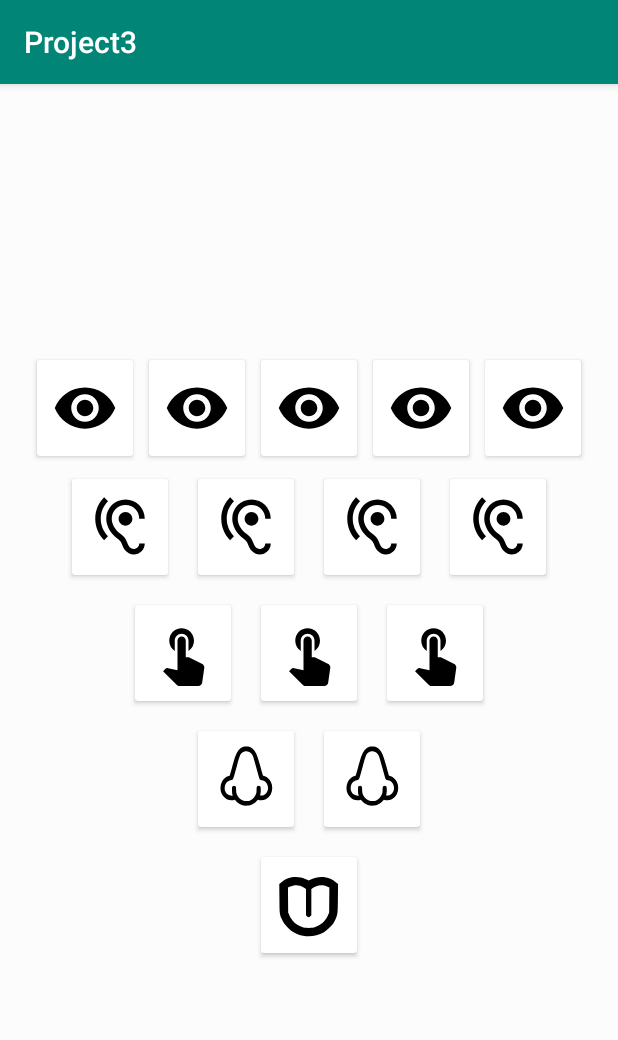
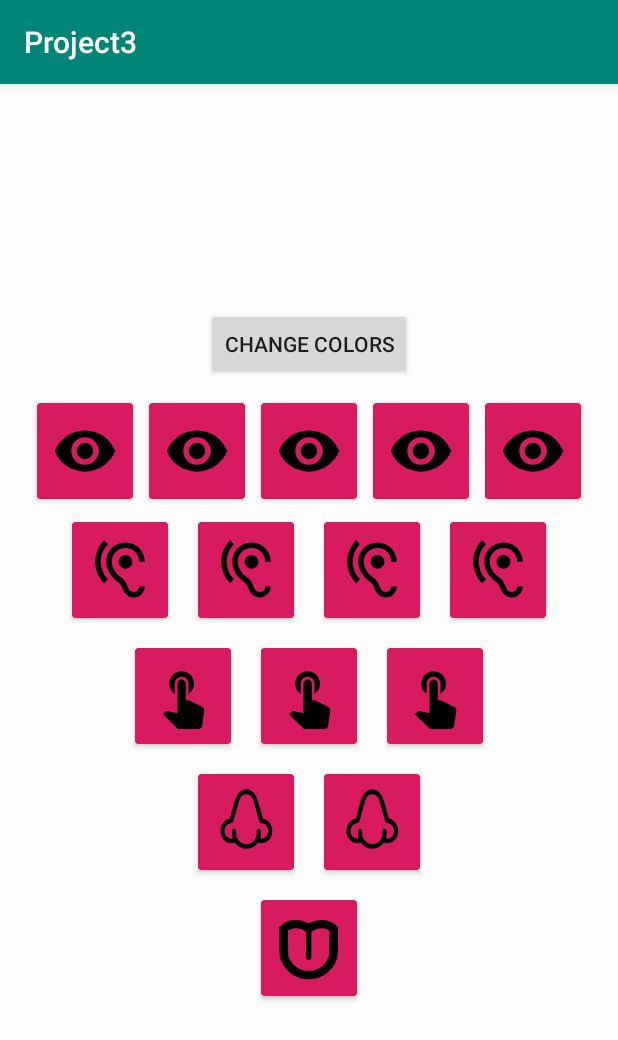
Before and after one commit to EasyInterest/spring19RedoneProject3, an Android app: the screen it shows after launch (MainActivity), on a phone screen of 412 x 824 dp. Shown: the top 1040 px of the screen. Run offline under Robolectric (Android 15) with nearby library versions, the phone set to English and light mode, and no system bars.

Commit message:
color selector is added, it selects color in same activity but does not update colors in mainactivity

```diff
--- a/app/build.gradle
+++ b/app/build.gradle
@@ -23,6 +23,7 @@ dependencies {
     implementation 'com.android.support:appcompat-v7:28.0.0'
     implementation 'com.android.support.constraint:constraint-layout:1.1.3'
     implementation 'com.android.support:cardview-v7:28.0.0'
+    implementation 'com.github.yukuku:ambilwarna:2.0.1'
     testImplementation 'junit:junit:4.12'
     androidTestImplementation 'com.android.support.test:runner:1.0.2'
     androidTestImplementation 'com.android.support.test.espresso:espresso-core:3.0.2'
--- a/app/src/main/AndroidManifest.xml
+++ b/app/src/main/AndroidManifest.xml
@@ -16,6 +16,11 @@
                 <category android:name="android.intent.category.LAUNCHER" />
             </intent-filter>
         </activity>
+        <activity
+            android:name=".ChangeColorsActivity">
+
+        </activity>
+
     </application>
 
 </manifest>
--- a/app/src/main/res/layout/activity_main.xml
+++ b/app/src/main/res/layout/activity_main.xml
@@ -12,6 +12,22 @@
     android:gravity="center"
     android:id="@+id/ll">
     <LinearLayout
+        android:layout_width="match_parent"
+        android:layout_height="wrap_content"
+        android:gravity="center"
+        android:paddingBottom="10dp">
+        <Button
+            android:layout_width="wrap_content"
+            android:layout_height="wrap_content"
+            android:text="@string/changecolors"
+            android:clickable="true"
+            android:id="@+id/changeColorsBtn"
+            android:onClick="setColors"
+
+            />
+
+    </LinearLayout>
+    <LinearLayout
         android:clipToPadding="false"
         android:gravity="center"
         android:orientation="horizontal"
@@ -19,31 +35,39 @@
         android:layout_height="wrap_content">
         <android.support.v7.widget.CardView
             android:foreground="?android:attr/selectableItemBackground"
-            android:clickable="true"
-            android:id="@+id/bankcardId"
+            android:id="@+id/bankcardId1"
             android:layout_width="64dp"
             android:layout_height="64dp"
-            android:layout_margin="5dp">
+            android:layout_margin="5dp"
+            app:cardBackgroundColor="@color/preclick"
+            android:clickable="true"
+            android:onClick="changeCardColor"
+            >
             <LinearLayout
                 android:layout_width="match_parent"
                 android:layout_height="match_parent"
                 android:orientation="vertical"
-                android:gravity="center">
+                android:gravity="center"
+
+                >
                 <ImageView
                     android:layout_width="64dp"
                     android:layout_height="64dp"
                     android:src="@drawable/ic_remove_red_eye_black_24dp"
                     android:padding="10dp"/>
 
-
             </LinearLayout>
         </android.support.v7.widget.CardView>
         <android.support.v7.widget.CardView
             android:foreground="?android:attr/selectableItemBackground"
+            android:id="@+id/bankcardId12"
+            app:cardBackgroundColor="@color/preclick"
             android:clickable="true"
+            android:onClick="changeCardColor"
             android:layout_width="64dp"
             android:layout_height="64dp"
-            android:layout_margin="5dp">
+            android:layout_margin="5dp"
+            >
             <LinearLayout
                 android:layout_width="match_parent"
                 android:layout_height="match_parent"
@@ -61,10 +85,13 @@
         </android.support.v7.widget.CardView>
         <android.support.v7.widget.CardView
             android:foreground="?android:attr/selectableItemBackground"
+            app:cardBackgroundColor="@color/preclick"
             android:clickable="true"
+            android:onClick="changeCardColor"
             android:layout_width="64dp"
             android:layout_height="64dp"
-            android:layout_margin="5dp">
+            android:layout_margin="5dp"
+            android:id="@+id/bankcardId3">
             <LinearLayout
                 android:layout_width="match_parent"
                 android:layout_height="match_parent"
@@ -81,10 +108,13 @@
         </android.support.v7.widget.CardView>
         <android.support.v7.widget.CardView
             android:foreground="?android:attr/selectableItemBackground"
-            android:clickable="true"
             android:layout_width="64dp"
             android:layout_height="64dp"
-            android:layout_margin="5dp">
+            android:layout_margin="5dp"
+            android:id="@+id/bankcardId4"
+            app:cardBackgroundColor="@color/preclick"
+            android:clickable="true"
+            android:onClick="changeCardColor">
             <LinearLayout
                 android:layout_width="match_parent"
                 android:layout_height="match_parent"
@@ -101,10 +131,13 @@
         </android.support.v7.widget.CardView>
         <android.support.v7.widget.CardView
             android:foreground="?android:attr/selectableItemBackground"
-            android:clickable="true"
             android:layout_width="64dp"
             android:layout_height="64dp"
-            android:layout_margin="5dp">
+            android:layout_margin="5dp"
+            android:id="@+id/bankcardId5"
+            app:cardBackgroundColor="@color/preclick"
+            android:clickable="true"
+            android:onClick="changeCardColor">
             <LinearLayout
                 android:layout_width="match_parent"
                 android:layout_height="match_parent"
@@ -129,8 +162,10 @@
         android:layout_height="wrap_content">
         <android.support.v7.widget.CardView
             android:foreground="?android:attr/selectableItemBackground"
+            android:id="@+id/bankcardId21"
+            app:cardBackgroundColor="@color/preclick"
             android:clickable="true"
-            android:id="@+id/bankcardId"
+            android:onClick="changeCardColor"
             android:layout_width="64dp"
             android:layout_height="64dp"
             android:layout_margin="10dp">
@@ -150,7 +185,10 @@
         </android.support.v7.widget.CardView>
         <android.support.v7.widget.CardView
             android:foreground="?android:attr/selectableItemBackground"
+            android:id="@+id/bankcardId22"
+            app:cardBackgroundColor="@color/preclick"
             android:clickable="true"
+            android:onClick="changeCardColor"
             android:layout_width="64dp"
             android:layout_height="64dp"
             android:layout_margin="10dp">
@@ -171,7 +209,10 @@
         </android.support.v7.widget.CardView>
         <android.support.v7.widget.CardView
             android:foreground="?android:attr/selectableItemBackground"
+            android:id="@+id/bankcardId23"
+            app:cardBackgroundColor="@color/preclick"
             android:clickable="true"
+            android:onClick="changeCardColor"
             android:layout_width="64dp"
             android:layout_height="64dp"
             android:layout_margin="10dp">
@@ -191,7 +232,10 @@
         </android.support.v7.widget.CardView>
         <android.support.v7.widget.CardView
             android:foreground="?android:attr/selectableItemBackground"
+            android:id="@+id/bankcardId24"
+            app:cardBackgroundColor="@color/preclick"
             android:clickable="true"
+            android:onClick="changeCardColor"
             android:layout_width="64dp"
             android:layout_height="64dp"
             android:layout_margin="10dp">
@@ -219,8 +263,10 @@
         android:layout_height="wrap_content">
         <android.support.v7.widget.CardView
             android:foreground="?android:attr/selectableItemBackground"
+            android:id="@+id/bankcardId31"
+            app:cardBackgroundColor="@color/preclick"
             android:clickable="true"
-            android:id="@+id/bankcardId"
+            android:onClick="changeCardColor"
             android:layout_width="64dp"
             android:layout_height="64dp"
             android:layout_margin="10dp">
@@ -240,7 +286,10 @@
         </android.support.v7.widget.CardView>
         <android.support.v7.widget.CardView
         android:foreground="?android:attr/selectableItemBackground"
+        android:id="@+id/bankcardId32"
+        app:cardBackgroundColor="@color/preclick"
         android:clickable="true"
+        android:onClick="changeCardColor"
         android:layout_width="64dp"
         android:layout_height="64dp"
         android:layout_margin="10dp">
@@ -261,7 +310,10 @@
     </android.support.v7.widget.CardView>
         <android.support.v7.widget.CardView
             android:foreground="?android:attr/selectableItemBackground"
+            android:id="@+id/bankcardId33"
+            app:cardBackgroundColor="@color/preclick"
             android:clickable="true"
+            android:onClick="changeCardColor"
             android:layout_width="64dp"
             android:layout_height="64dp"
             android:layout_margin="10dp">
@@ -289,7 +341,10 @@
         android:layout_height="wrap_content">
         <android.support.v7.widget.CardView
             android:foreground="?android:attr/selectableItemBackground"
+            android:id="@+id/bankcardId41"
+            app:cardBackgroundColor="@color/preclick"
             android:clickable="true"
+            android:onClick="changeCardColor"
             android:layout_width="64dp"
             android:layout_height="64dp"
             android:layout_margin="10dp">
@@ -309,7 +364,10 @@
         </android.support.v7.widget.CardView>
         <android.support.v7.widget.CardView
             android:foreground="?android:attr/selectableItemBackground"
+            android:id="@+id/bankcardId42"
+            app:cardBackgroundColor="@color/preclick"
             android:clickable="true"
+            android:onClick="changeCardColor"
             android:layout_width="64dp"
             android:layout_height="64dp"
             android:layout_margin="10dp">
@@ -340,7 +398,10 @@
         android:layout_height="wrap_content">
         <android.support.v7.widget.CardView
             android:foreground="?android:attr/selectableItemBackground"
+            android:id="@+id/bankcardId51"
+            app:cardBackgroundColor="@color/preclick"
             android:clickable="true"
+            android:onClick="changeCardColor"
             android:layout_width="64dp"
             android:layout_height="64dp"
             android:layout_margin="10dp">
--- a/app/src/main/res/values/strings.xml
+++ b/app/src/main/res/values/strings.xml
@@ -1,3 +1,4 @@
 <resources>
     <string name="app_name">Project3</string>
+    <string name="changecolors"> Change Colors </string>
 </resources>
```
Also changed, not shown: app/src/main/java/com/example/abkire/project3/ChangeColorsActivity.java (added, +54 -0 lines), app/src/main/java/com/example/abkire/project3/MainActivity.java (+27 -0 lines), app/src/main/res/layout/activity_change_colors.xml (added, +35 -0 lines), app/src/main/res/values/colors.xml (+2 -11 lines).
